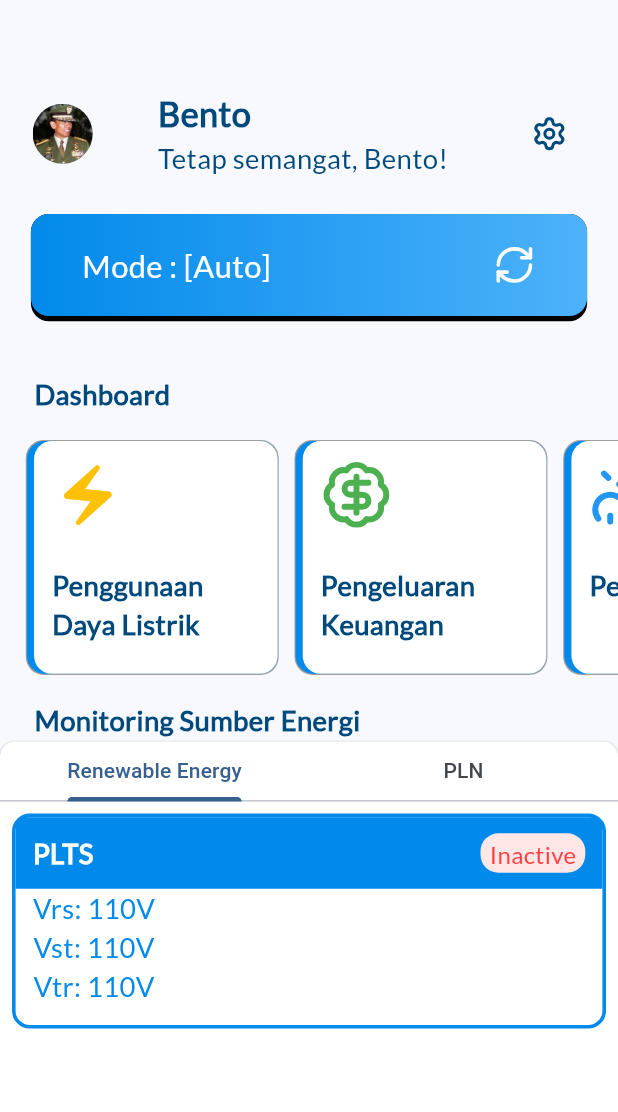
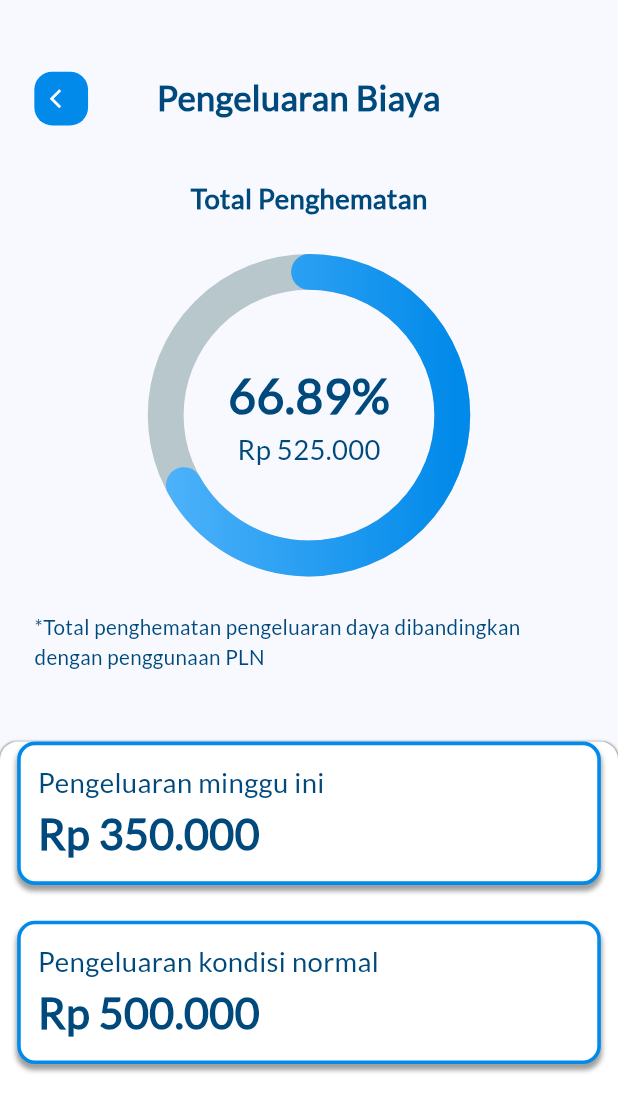
Before and after one commit to neorock07/smartgrid, a Flutter app: the Home screen opened directly, after a tap on "Pengeluaran Keuangan", on a phone screen of 412 x 824 dp. Shown: the top 1112 px of the screen. Run offline on Flutter 3.47's test engine with Material 2 defaults, Android fonts, the phone set to English and light mode, and no system bars; drawn by our look-alikes of percent_indicator; our stand-ins replace firebase_core, flutter_screenutil, get, lucide_icons; accounts and stored records are empty.

Commit message:
add: pengeluaran biaya

```diff
--- /dev/null
+++ b/lib/Partials/Card/CardBiaya.dart
@@ -0,0 +1,48 @@
+import 'package:flutter/material.dart';
+import 'package:flutter_screenutil/flutter_screenutil.dart';
+
+Widget CardBiaya(BuildContext context, {
+  required String title,
+  required String total,
+}) {
+  return Container(
+    height: 80.h,
+    width: MediaQuery.of(context).size.width * 0.8,
+    decoration: BoxDecoration(
+        color: Colors.white,
+        boxShadow: [
+          BoxShadow(
+              color: Colors.grey,
+              spreadRadius: 0.4,
+              blurRadius: 2,
+              offset: Offset(0, 3.5)),
+        ],
+        border: Border.all(color: Color.fromRGBO(2, 138, 234, 1), width: 2.dm),
+        borderRadius: BorderRadius.circular(10.dm)),
+    child: Padding(
+      padding: EdgeInsets.only(left: 10.w),
+      child: Column(
+        mainAxisAlignment: MainAxisAlignment.center,
+        crossAxisAlignment: CrossAxisAlignment.start,
+        children: [
+          Text(
+            title,
+            style: TextStyle(
+              color: Color.fromRGBO(0, 73, 124, 1),
+              fontFamily: "Lato",
+              fontSize: 16.sp,
+            ),
+          ),
+          Text(
+            "Rp $total",
+            style: TextStyle(
+                color: Color.fromRGBO(0, 73, 124, 1),
+                fontFamily: "Lato",
+                fontSize: 25.sp,
+                fontWeight: FontWeight.bold),
+          ),
+        ],
+      ),
+    ),
+  );
+}
--- /dev/null
+++ b/lib/Partials/Widget/PercentBar.dart
@@ -0,0 +1,42 @@
+import 'package:flutter/material.dart';
+import 'package:flutter_screenutil/flutter_screenutil.dart';
+import 'package:percent_indicator/percent_indicator.dart';
+
+Widget PercentBar(BuildContext context, {
+  required double percent,
+  required String money
+}) {
+  return CircularPercentIndicator(
+    radius: 90.dm,
+    curve: Curves.easeIn,
+    circularStrokeCap: CircularStrokeCap.round,
+    percent: percent,
+    lineWidth: 20.dm,
+    linearGradient: LinearGradient(colors: [
+      Color.fromRGBO(77, 178, 250, 1),
+      Color.fromRGBO(2, 138, 234, 1),
+    ]),
+    center: Center(
+      child: Column(
+        mainAxisAlignment: MainAxisAlignment.center,
+        children: [
+          Text(
+            "${percent*100}%",
+            style: TextStyle(
+                color: Color.fromRGBO(0, 73, 124, 1),
+                fontFamily: "Lato",
+                fontWeight: FontWeight.bold,
+                fontSize: 28.sp),
+          ),
+          Text(
+            "Rp $money",
+            style: TextStyle(
+                color: Color.fromRGBO(0, 73, 124, 1),
+                fontFamily: "Lato",
+                fontSize: 16.sp),
+          ),
+        ],
+      ),
+    ),
+  );
+}
--- a/lib/View/Home.dart
+++ b/lib/View/Home.dart
@@ -6,6 +6,7 @@ import 'package:smartgrid/Partials/Card/DashboardCard.dart';
 import 'package:smartgrid/View/ListEnergy.dart';
 import 'package:smartgrid/View/ListPLN.dart';
 import 'package:smartgrid/View/Pengaturan.dart';
+import 'package:smartgrid/View/PengeluaranBiaya.dart';
 
 class Home extends StatefulWidget {
   const Home({Key? key}) : super(key: key);
@@ -128,7 +129,9 @@ class _HomeState extends State<Home> with TickerProviderStateMixin {
                             label: "Pengeluaran Keuangan",
                             icon: LucideIcons.badgeDollarSign,
                             color: Colors.green,
-                            onTap: () {}),
+                            onTap: () {
+                              Navigator.push(context, MaterialPageRoute(builder: (context)=>PengeluaranBiaya()));
+                            }),
                       ),
                       Padding(
                         padding: EdgeInsets.all(5.dm),
--- /dev/null
+++ b/lib/View/PengeluaranBiaya.dart
@@ -0,0 +1,124 @@
+import 'package:flutter/material.dart';
+import 'package:flutter_screenutil/flutter_screenutil.dart';
+import 'package:percent_indicator/percent_indicator.dart';
+import 'package:smartgrid/Partials/Button/BackButton.dart';
+import 'package:smartgrid/Partials/Card/CardBiaya.dart';
+import 'package:smartgrid/Partials/Widget/PercentBar.dart';
+
+class PengeluaranBiaya extends StatefulWidget {
+  const PengeluaranBiaya({Key? key}) : super(key: key);
+
+  @override
+  _PengeluaranBiayaState createState() => _PengeluaranBiayaState();
+}
+
+class _PengeluaranBiayaState extends State<PengeluaranBiaya> {
+  @override
+  Widget build(BuildContext context) {
+    return Scaffold(
+      body: Stack(children: [
+        Column(
+          children: [
+            SizedBox(
+              height: 40.h,
+            ),
+            Row(
+              mainAxisAlignment: MainAxisAlignment.start,
+              children: [
+                Padding(
+                  padding: EdgeInsets.only(left: 20.w, right: 40.w),
+                  child: KembaliButton(context, onTap: () {
+                    Navigator.pop(context);
+                  }),
+                ),
+                Center(
+                  child: Align(
+                    alignment: Alignment.center,
+                    child: Text(
+                      "Pengeluaran Biaya",
+                      style: TextStyle(
+                          fontFamily: "Lato",
+                          fontSize: 20.sp,
+                          fontWeight: FontWeight.bold,
+                          color: Color.fromRGBO(0, 73, 124, 1)),
+                    ),
+                  ),
+                )
+              ],
+            ),
+            SizedBox(
+              height: 30.h,
+            ),
+            Text(
+              "Total Penghematan",
+              style: TextStyle(
+                  fontFamily: "Lato",
+                  fontSize: 16.sp,
+                  fontWeight: FontWeight.bold,
+                  color: Color.fromRGBO(0, 73, 124, 1)),
+            ),
+            SizedBox(
+              height: 20.h,
+            ),
+            PercentBar(context, percent: 0.6689, money: "525.000"),
+            SizedBox(
+              height: 20.h,
+            ),
+            Padding(
+              padding: EdgeInsets.only(left: 20.w),
+              child: Align(
+                alignment: Alignment.topLeft,
+                child: Text(
+                  "*Total penghematan pengeluaran daya dibandingkan\ndengan penggunaan PLN",
+                  style: TextStyle(
+                    color: Color.fromRGBO(0, 73, 124, 1),
+                    fontFamily: "Lato",
+                    fontSize: 12.sp,
+                  ),
+                ),
+              ),
+            ),
+          ],
+        ),
+        DraggableScrollableSheet(
+            minChildSize: 0.4,
+            maxChildSize: 0.5,
+            initialChildSize: 0.4,
+            builder: (((context, scrollController) {
+              return Container(
+                height: MediaQuery.of(context).size.height * 0.4,
+                width: MediaQuery.of(context).size.height,
+                decoration: BoxDecoration(
+                    color: Colors.white,
+                    boxShadow: [
+                      BoxShadow(
+                          color: Colors.grey,
+                          spreadRadius: 0.4,
+                          blurRadius: 0.4,
+                          offset: Offset(0, 0.4)),
+                    ],
+                    borderRadius: BorderRadius.only(
+                        topLeft: Radius.circular(10.dm),
+                        topRight: Radius.circular(10.dm))),
+                child: ListView(
+                  controller: scrollController,
+                  children: [
+                    Padding(
+                      padding: EdgeInsets.only(left: 10.w, right: 10.w),
+                      child: CardBiaya(context, title:"Pengeluaran minggu ini", total: "350.000")
+                    ),
+                    SizedBox(
+                      height: 20.h,
+                    ),
+                    Padding(
+                      padding: EdgeInsets.only(left: 10.w, right: 10.w),
+                      child: CardBiaya(context, title:"Pengeluaran kondisi normal", total: "500.000")
+                    ),
+                  ],
+                ),
+              );
+            })))
+      ]),
+    );
+  }
+}
--- a/pubspec.yaml
+++ b/pubspec.yaml
@@ -62,6 +62,7 @@ dependencies:
   pie_chart: ^5.4.0
   firebase_auth: ^4.16.0
   cloud_firestore: ^4.14.0
+  percent_indicator: ^4.2.3
 
 dev_dependencies:
   flutter_test:
```
Also changed, not shown: pubspec.lock.
